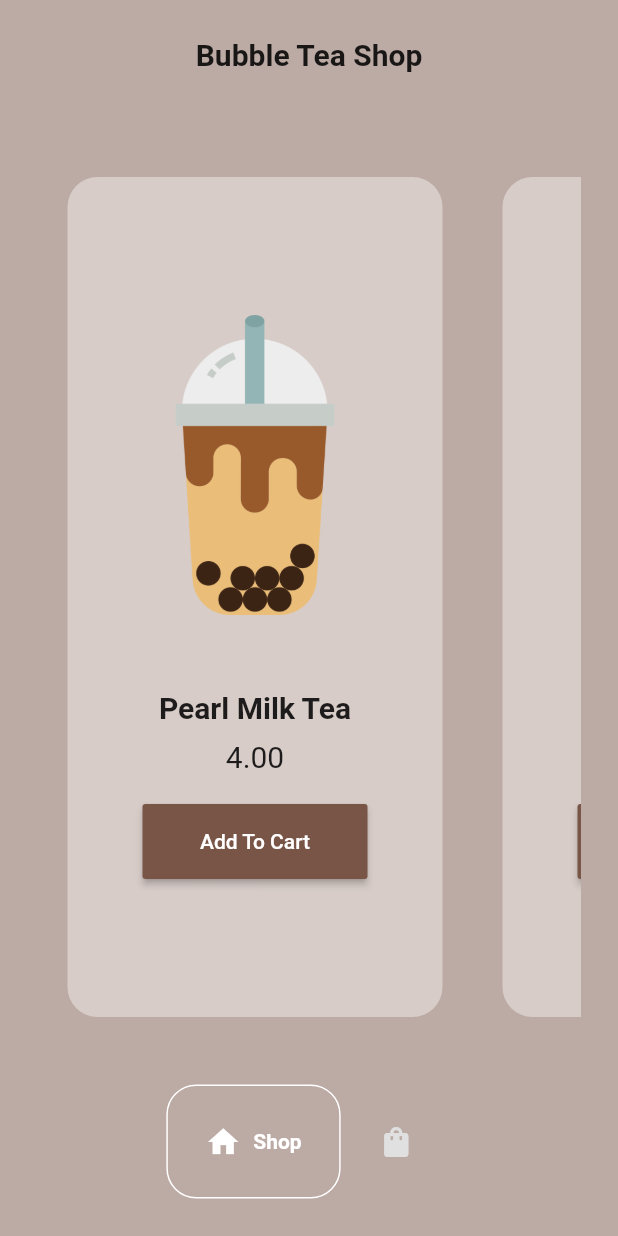
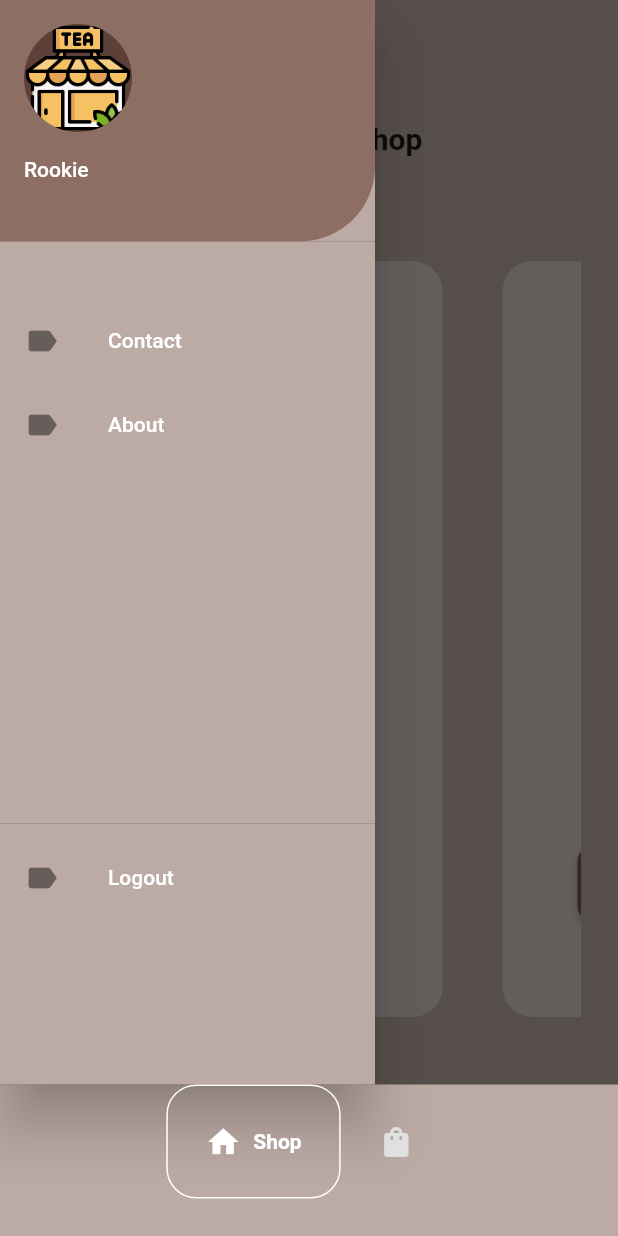
Before and after one commit to Tosin2289/Bubble-Tea-App, a Flutter app: the HomePage screen opened directly, with the side drawer open (before the commit the screen has no drawer), on a phone screen of 412 x 824 dp. Run offline on Flutter 3.47's test engine with Material 2 defaults, Android fonts, the phone set to English and light mode, and no system bars; drawn by our look-alikes of google_nav_bar.

Commit message:
fifth commit

```diff
--- /dev/null
+++ b/lib/components/drawer.dart
@@ -0,0 +1,53 @@
+import 'package:flutter/material.dart';
+
+class myDrawer extends StatelessWidget {
+  const myDrawer({Key? key}) : super(key: key);
+
+  @override
+  Widget build(BuildContext context) {
+    return Drawer(
+      width: 250,
+      backgroundColor: Colors.brown[200],
+      child: ListView(
+        children: [
+          UserAccountsDrawerHeader(
+              decoration: BoxDecoration(
+                  color: Colors.brown[400],
+                  borderRadius:
+                      BorderRadius.only(bottomRight: Radius.circular(50))),
+              accountName: Text("Rookie"),
+              accountEmail: Text(""),
+              currentAccountPicture: CircleAvatar(
+                backgroundImage: AssetImage('assets/img6.png'),
+              )),
+          SizedBox(
+            height: 30,
+          ),
+          ListTile(
+            textColor: Colors.white,
+            leading: Icon(Icons.label),
+            title: Text("Contact"),
+          ),
+          ListTile(
+            textColor: Colors.white,
+            leading: Icon(Icons.label),
+            title: Text("About"),
+          ),
+          SizedBox(
+            height: 230,
+          ),
+          Column(
+            children: [
+              Divider(),
+              ListTile(
+                textColor: Colors.white,
+                leading: Icon(Icons.label),
+                title: Text("Logout"),
+              ),
+            ],
+          ),
+        ],
+      ),
+    );
+  }
+}
--- a/lib/components/drink_card.dart
+++ b/lib/components/drink_card.dart
@@ -41,7 +41,7 @@ class DrinkCard extends StatelessWidget {
                 height: 10,
               ),
               Text(
-                drink.price,
+                '\$${drink.price}',
                 style: TextStyle(
                   fontSize: 20,
                 ),
@@ -50,6 +50,8 @@ class DrinkCard extends StatelessWidget {
                 height: 20,
               ),
               MaterialButton(
+                shape: RoundedRectangleBorder(
+                    borderRadius: BorderRadius.circular(10)),
                 minWidth: 150,
                 height: 50,
                 color: Colors.brown,
--- a/lib/components/drink_tile.dart
+++ b/lib/components/drink_tile.dart
@@ -24,7 +24,7 @@ class DrinkTile extends StatelessWidget {
               borderRadius: BorderRadius.circular(12)),
           child: ListTile(
             title: Text(drink.name),
-            subtitle: Text(drink.price),
+            subtitle: Text('\$${drink.price}'),
             leading: Image.asset(drink.img),
             trailing: trailling,
           ),
--- a/lib/main.dart
+++ b/lib/main.dart
@@ -1,5 +1,6 @@
 import 'package:bubble_tea_app/model/shop.dart';
 import 'package:bubble_tea_app/pages/homepage.dart';
+import 'package:bubble_tea_app/splash.dart';
 import 'package:flutter/material.dart';
 import 'package:provider/provider.dart';
 
@@ -17,7 +18,7 @@ class MyApp extends StatelessWidget {
       builder: ((context, child) => MaterialApp(
             debugShowCheckedModeBanner: false,
             theme: ThemeData(primarySwatch: Colors.brown),
-            home: HomePage(),
+            home: Splash(),
           )),
     );
   }
--- a/lib/pages/cart.dart
+++ b/lib/pages/cart.dart
@@ -41,6 +41,8 @@ class _CartState extends State<Cart> {
                                   trailling: Icon(Icons.delete));
                             }))),
                     MaterialButton(
+                      shape: RoundedRectangleBorder(
+                          borderRadius: BorderRadius.circular(10)),
                       minWidth: 300.0,
                       height: 60,
                       onPressed: () {},
--- a/lib/pages/order_page.dart
+++ b/lib/pages/order_page.dart
@@ -113,6 +113,8 @@ class _OrderPageState extends State<OrderPage> {
             ),
           ),
           MaterialButton(
+            shape:
+                RoundedRectangleBorder(borderRadius: BorderRadius.circular(10)),
             minWidth: 300,
             height: 60,
             color: Colors.brown,
--- a/lib/pages/shop.dart
+++ b/lib/pages/shop.dart
@@ -1,3 +1,4 @@
+import 'package:bubble_tea_app/components/drawer.dart';
 import 'package:bubble_tea_app/components/drink_card.dart';
 import 'package:bubble_tea_app/components/drink_tile.dart';
 import 'package:bubble_tea_app/model/drink.dart';
@@ -25,7 +26,15 @@ class _ShopState extends State<Shop> {
   @override
   Widget build(BuildContext context) {
     return Consumer<BubbleTeaShop>(builder: ((context, value, child) {
-      return SafeArea(
+      return Scaffold(
+        appBar: AppBar(
+          iconTheme: IconThemeData(color: Colors.black),
+          backgroundColor: Colors.transparent,
+          elevation: 0,
+        ),
+        backgroundColor: Colors.brown[200],
+        drawer: myDrawer(),
+        body: SafeArea(
             child: Padding(
           padding: const EdgeInsets.all(25.0),
           child: Column(
@@ -50,7 +59,8 @@ class _ShopState extends State<Shop> {
                       })))
             ],
           ),
-      ));
+        )),
+      );
     }));
   }
 }
```
Also changed, not shown: lib/pages/intropage.dart (added, +63 -0 lines), lib/splash.dart (added, +62 -0 lines). Lines whose indentation alone changed are shown as unchanged.
